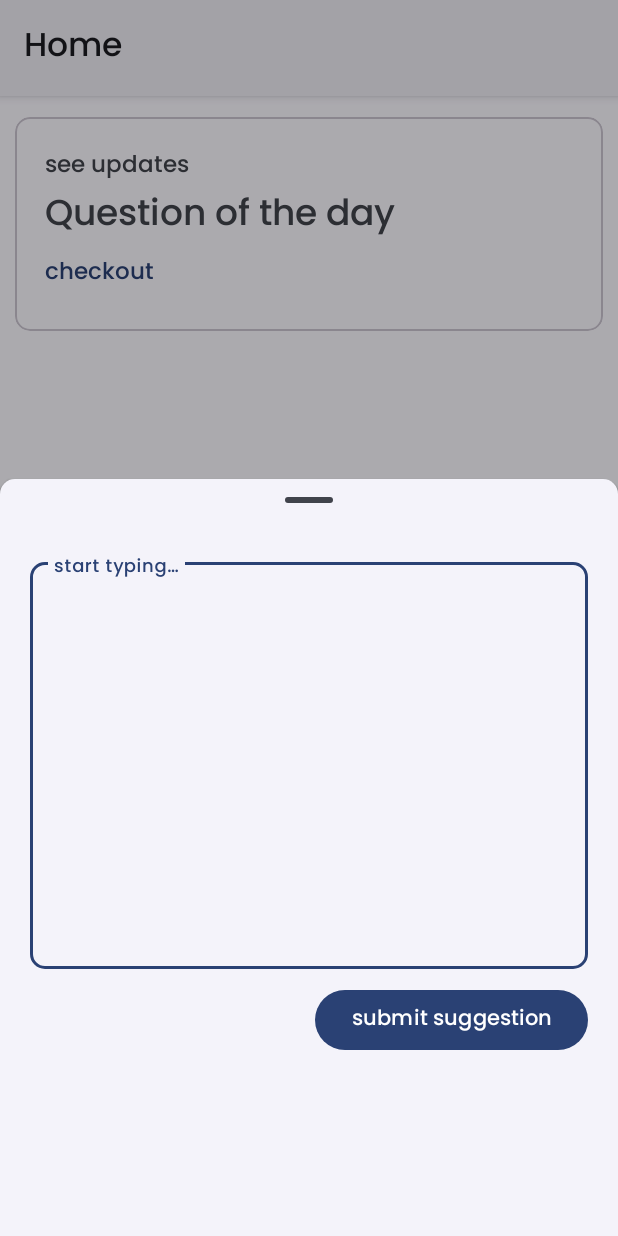
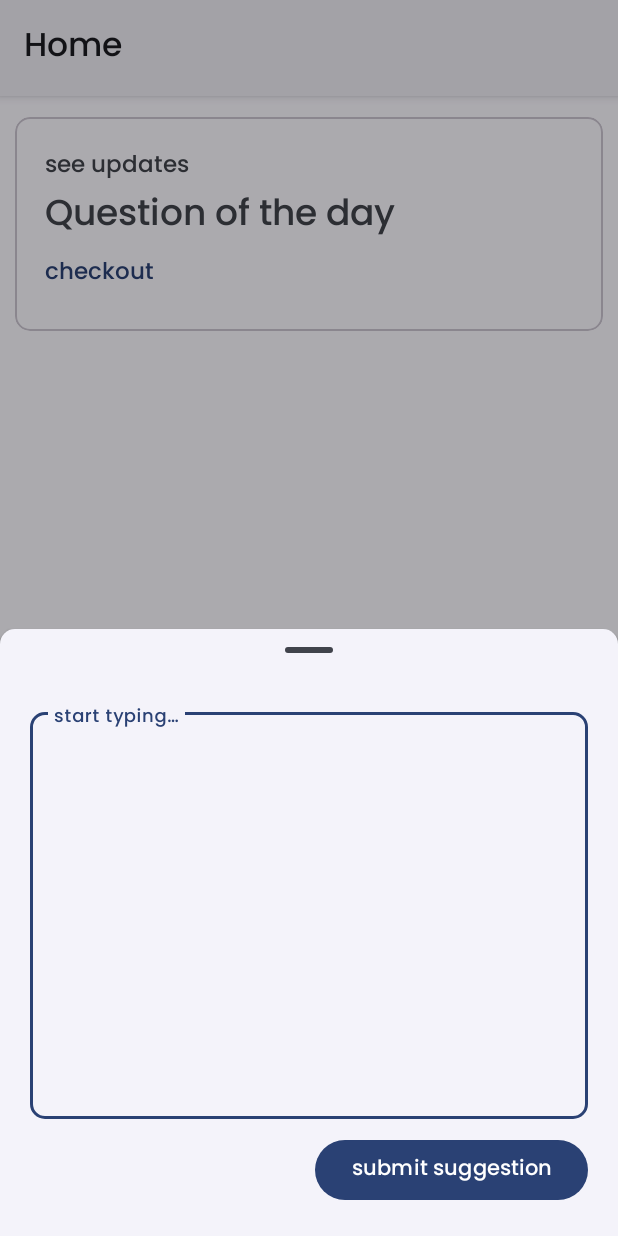
Before and after one commit to curioustale-app/android, an Android app: the fragment SuggestionSheet placed in its activity, on a phone screen of 412 x 824 dp. Run offline under Robolectric (Android 15) with nearby library versions, the phone set to English and light mode, and no system bars; our stand-ins replace Firebase (no records; nobody signed in at launch, a user with empty details on screens opened directly), navigation-ui.

Commit message:
fixed layout issues

```diff
--- a/app/src/main/java/app/curioustale/curioustale/ui/MainActivity.java
+++ b/app/src/main/java/app/curioustale/curioustale/ui/MainActivity.java
@@ -3,7 +3,6 @@ package app.curioustale.curioustale.ui;
 import android.app.Activity;
 import android.content.pm.PackageManager;
 import android.os.Bundle;
-import android.util.Log;
 
 import androidx.annotation.NonNull;
 import androidx.appcompat.app.AppCompatActivity;
@@ -16,9 +15,7 @@ import com.google.android.material.dialog.MaterialAlertDialogBuilder;
 import com.google.android.material.elevation.SurfaceColors;
 
 import app.curioustale.curioustale.R;
-import app.curioustale.curioustale.config.Constants;
 import app.curioustale.curioustale.databinding.ActivityMainBinding;
-import app.curioustale.curioustale.repo.auth.FirebaseAuthRepository;
 import app.curioustale.curioustale.utils.AlarmUtils;
 import app.curioustale.curioustale.utils.PermissionUtils;
 
@@ -33,8 +30,6 @@ public class MainActivity extends AppCompatActivity {
         ActivityMainBinding binding = ActivityMainBinding.inflate(getLayoutInflater());
         setContentView(binding.getRoot());
 
-        String userId = new FirebaseAuthRepository().getCurrentUser().getUid();
-        Log.d(Constants.DEBUG_TAG, "User id: " + userId);
         if (!PermissionUtils.hasNotificationPermission(MainActivity.this)) {
             manageNotificationPermission(MainActivity.this);
         } else {
--- a/app/src/main/res/layout/item_story.xml
+++ b/app/src/main/res/layout/item_story.xml
@@ -63,7 +63,7 @@
                 android:layout_width="match_parent"
                 android:layout_height="wrap_content"
                 android:ellipsize="end"
-                android:maxLines="1"
+                android:maxLines="3"
                 android:textColor="?colorOnSurfaceVariant"
                 android:textSize="@dimen/text_small" />
 
--- a/app/src/main/res/layout/sheet_suggestion.xml
+++ b/app/src/main/res/layout/sheet_suggestion.xml
@@ -1,6 +1,8 @@
 <?xml version="1.0" encoding="utf-8"?>
-<androidx.constraintlayout.widget.ConstraintLayout xmlns:android="http://schemas.android.com/apk/res/android"
+<ScrollView
+    xmlns:android="http://schemas.android.com/apk/res/android"
     xmlns:app="http://schemas.android.com/apk/res-auto"
+    android:orientation="vertical"
     android:layout_width="match_parent"
     android:layout_height="match_parent">
 
@@ -8,7 +10,7 @@
         android:id="@+id/standard_bottom_sheet"
         style="@style/Widget.Material3.BottomSheet"
         android:layout_width="match_parent"
-        android:layout_height="match_parent"
+        android:layout_height="wrap_content"
         app:layout_behavior="com.google.android.material.bottomsheet.BottomSheetBehavior">
 
         <com.google.android.material.bottomsheet.BottomSheetDragHandleView
@@ -52,11 +54,10 @@
                 android:layout_height="wrap_content"
                 android:layout_gravity="end"
                 android:layout_marginTop="@dimen/margin"
-                android:layout_marginBottom="100dp"
                 android:text="@string/submit_suggestion_btn" />
 
         </LinearLayout>
 
     </FrameLayout>
 
-</androidx.constraintlayout.widget.ConstraintLayout>
+</ScrollView>
```
Also changed, not shown: app/src/main/res/layout/sheet_story_detail.xml (+5 -3 lines).
